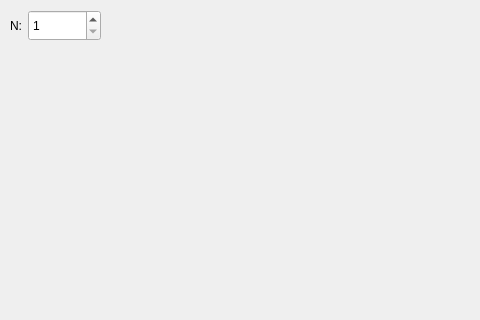
Above: Lab6_1/mainwindow.ui from BadCoder1337/QtLabs before the change; both pictures show x 0 to 480 and y 0 to 320 of the 800 by 600 pixel window. Below: the same form after it.
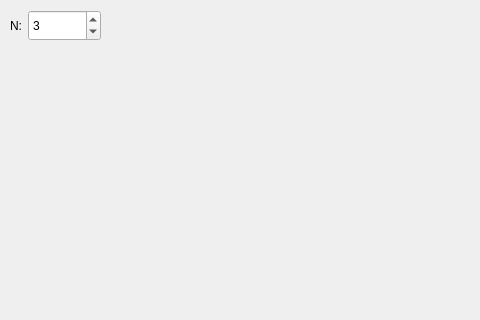
That is the form after the change.

```diff
--- a/Lab6_1/mainwindow.ui
+++ b/Lab6_1/mainwindow.ui
@@ -49,7 +49,7 @@
         <number>1</number>
        </property>
        <property name="value">
-        <number>1</number>
+        <number>3</number>
        </property>
       </widget>
      </item>
```
